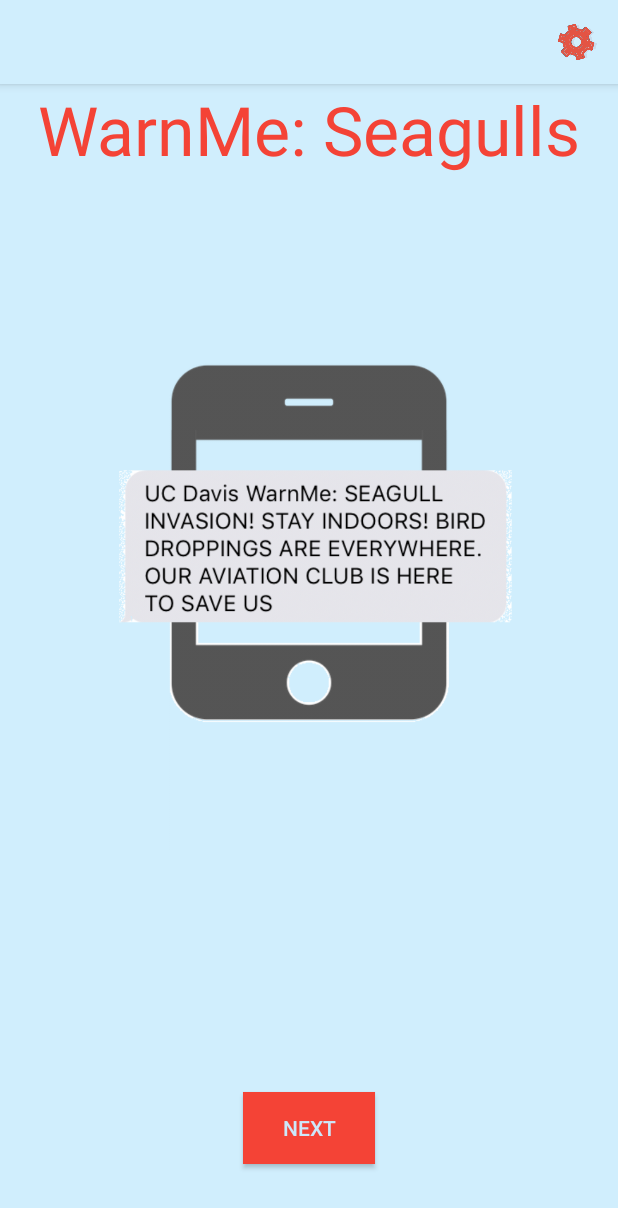
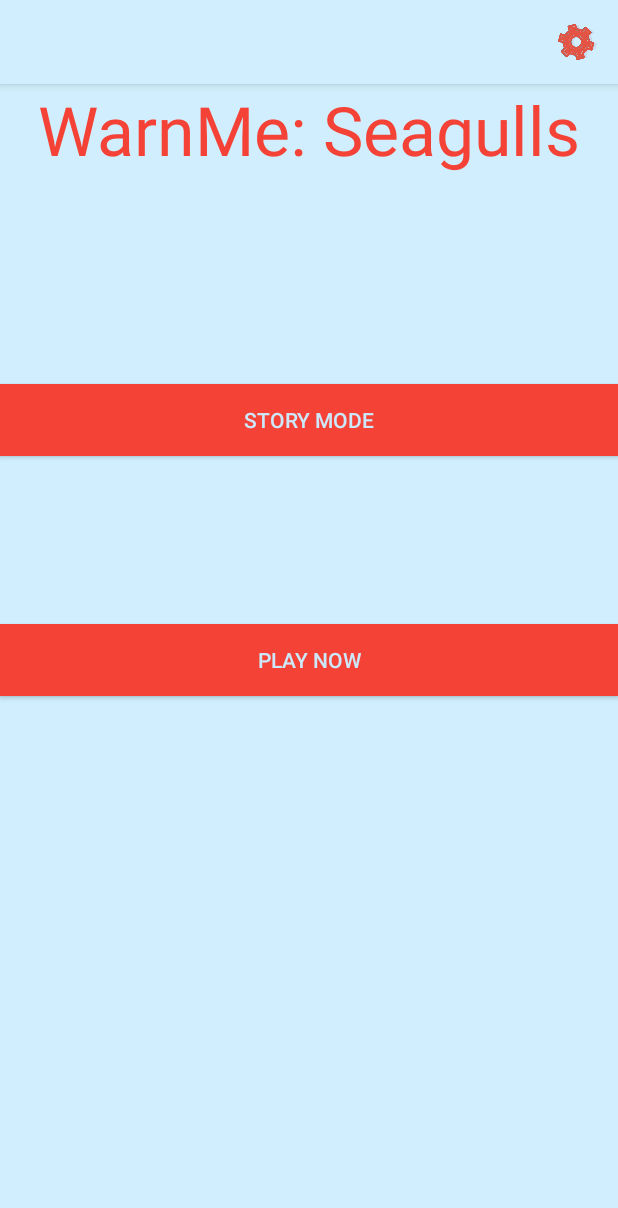
Before and after one commit to mugak/Wethebest, an Android app: the Story screen opened directly, with no data from a screen before it, on a phone screen of 412 x 824 dp. Shown: the top 1208 px of the screen. Run offline under Robolectric (Android 15) with nearby library versions, the phone set to English and light mode, and no system bars; 2 statements that could not run were skipped.

Commit message:
chnages to intro activity

```diff
--- a/SpaceInvaders/app/src/main/java/com/wethebest/spaceinvaders/Settings.java
+++ b/SpaceInvaders/app/src/main/java/com/wethebest/spaceinvaders/Settings.java
@@ -73,7 +73,7 @@ public class Settings extends AppCompatActivity {
         return super.onCreateOptionsMenu(menu);
     }
 
-    //items in menu
+    //items in
     @Override
     public boolean onOptionsItemSelected(MenuItem item) {
 
--- a/SpaceInvaders/app/src/main/res/layout-land/activity_intro.xml
+++ b/SpaceInvaders/app/src/main/res/layout-land/activity_intro.xml
@@ -6,10 +6,7 @@
     android:layout_width="wrap_content"
     android:layout_height="wrap_content"
     android:background="#D0EEFD"
-    tools:context=".UI">
-
-
-
+    tools:context=".Intro">
 
 
     <TextView
@@ -24,83 +21,42 @@
         android:textColor="#F44336"
         android:textSize="45sp" />
 
-    <ImageView
-        android:id="@+id/imageView6"
-        android:layout_width="wrap_content"
-        android:layout_height="wrap_content"
-        app:srcCompat="@drawable/messageplayer1"
-        android:visibility="invisible"
-        android:layout_centerHorizontal="true"
-        />
 
-    <ImageView
-        android:id="@+id/imageView4"
-        android:layout_width="wrap_content"
-        android:layout_height="wrap_content"
-        app:srcCompat="@drawable/dumbbird"
-        android:visibility="invisible"
-        android:layout_alignParentTop="true"
-        android:layout_centerHorizontal="true"/>
-
-    <ImageView
-        android:id="@+id/imageView3"
-        android:layout_width="wrap_content"
+    <Button
+        android:id="@+id/Play_btn"
+        android:layout_width="match_parent"
         android:layout_height="wrap_content"
         android:layout_centerHorizontal="true"
-        app:srcCompat="@drawable/phonepic2"
-        android:layout_marginTop="28dp"/>
-
-
+        android:layout_centerInParent="true"
+        android:background="#F44336"
+        android:text="Play Now"
+        android:textColor="#CDE8FA" />
 
     <Button
-        android:id="@+id/Next_btn"
-        android:layout_width="wrap_content"
+        android:id="@+id/Story_btn"
+        android:layout_width="match_parent"
         android:layout_height="wrap_content"
-        android:layout_alignBottom="@+id/imageView3"
+        android:layout_alignBottom="@+id/Play_btn"
         android:layout_centerHorizontal="true"
+        android:layout_marginBottom="-100dp"
         android:background="#F44336"
-        android:text="Next"
+        android:text="Story Mode"
         android:textColor="#CDE8FA" />
-
-
-    <TableLayout
-        android:id="@+id/tableLayout2"
-        android:layout_width="wrap_content"
-        android:layout_height="wrap_content"
-        android:layout_alignBottom="@+id/imageView3"
-        android:layout_marginBottom="10dp"
-        android:layout_centerInParent="true"
-        android:stretchColumns="0,1,2"
-        >
-
-        <TableRow
-            android:gravity="center_horizontal">
-
-            <TextView
-                android:id="@+id/PlayerName"
-                android:layout_width="wrap_content"
-                android:layout_height="wrap_content"
-                android:text="@string/player_name"
-                android:visibility="invisible"
-                android:textAppearance="@style/TextAppearance.AppCompat.Large"
-                android:textColor="#F44336"
-                android:textSize="36sp" />
-
-
-            <EditText
-                android:id="@+id/EnterName"
-                android:layout_width="wrap_content"
-                android:layout_height="wrap_content"
-                android:ems="10"
-                android:inputType="textPersonName"
-                android:visibility="invisible"
-                tools:ignore="NotSibling" />
-
-
-        </TableRow>
-    </TableLayout>
 
 
 
 
+    <EditText
+        android:id="@+id/ParentLayout"
+        android:layout_width="match_parent"
+        android:layout_height="match_parent"
+
+        android:ems="10"
+        android:inputType="textPersonName"
+        android:visibility="invisible"
+
+        />
+
+
+
 </RelativeLayout>
--- a/SpaceInvaders/app/src/main/res/layout/activity_intro.xml
+++ b/SpaceInvaders/app/src/main/res/layout/activity_intro.xml
@@ -21,59 +21,30 @@
         android:textColor="#F44336"
         android:textSize="45sp" />
 
-    <ImageView
-        android:id="@+id/imageView6"
-        android:layout_width="wrap_content"
+
+    <Button
+        android:id="@+id/Play_btn"
+        android:layout_width="match_parent"
         android:layout_height="wrap_content"
-        app:srcCompat="@drawable/messageplayer1"
-        android:visibility="invisible"
         android:layout_centerHorizontal="true"
-        />
+        android:layout_centerInParent="true"
+        android:background="#F44336"
+        android:text="Play Now"
+        android:textColor="#CDE8FA" />
 
-    <ImageView
-        android:id="@+id/imageView4"
-        android:layout_width="wrap_content"
+    <Button
+        android:id="@+id/Story_btn"
+        android:layout_width="match_parent"
         android:layout_height="wrap_content"
-        app:srcCompat="@drawable/dumbbird"
-        android:visibility="invisible"
-        android:layout_alignParentTop="true"
-        android:layout_centerHorizontal="true"/>
-
-    <ImageView
-        android:id="@+id/imageView3"
-        android:layout_width="wrap_content"
-        android:layout_height="wrap_content"
-
+        android:layout_alignBottom="@+id/Play_btn"
         android:layout_centerHorizontal="true"
-
-        app:srcCompat="@drawable/phonepic2" />
+        android:layout_marginBottom="-200dp"
+        android:background="#F44336"
+        android:text="Story Mode"
+        android:textColor="#CDE8FA" />
 
 
-    <Button
-        android:id="@+id/Next_btn"
-        android:layout_width="wrap_content"
-        android:layout_height="wrap_content"
-        android:layout_alignBottom="@+id/imageView3"
-        android:layout_centerHorizontal="true"
-        android:background="#F44336"
-        android:text="NEXT"
-        android:textColor="#CDE8FA" />
 
-    <TextView
-        android:id="@+id/PlayerName"
-        android:layout_width="wrap_content"
-        android:layout_height="wrap_content"
-        android:layout_alignBottom="@+id/imageView3"
-        android:layout_marginBottom="100dp"
-        android:layout_centerInParent="true"
-        android:text="@string/player_name"
-        android:visibility="invisible"
-
-
-        android:textAppearance="@style/TextAppearance.AppCompat.Large"
-        android:textColor="#F44336"
-
-        android:textSize="36sp" />
 
     <EditText
         android:id="@+id/ParentLayout"
@@ -86,28 +57,6 @@
 
         />
 
-    <EditText
-        android:id="@+id/EnterName"
-        android:layout_width="wrap_content"
-        android:layout_height="wrap_content"
-        android:layout_alignBottom="@+id/PlayerName"
-        android:layout_centerHorizontal="true"
-        android:layout_marginBottom="-50dp"
-        android:ems="10"
-        android:inputType="textPersonName"
-        android:visibility="invisible"/>
-
-
-    <Button
-        android:id="@+id/Enterbtn"
-        android:layout_width="wrap_content"
-        android:layout_height="wrap_content"
-        android:layout_alignBottom="@+id/EnterName"
-        android:layout_centerHorizontal="true"
-        android:layout_marginBottom="-60dp"
-        android:background="#F44336"
-        android:text="Enter"
-        android:visibility="invisible"/>
 
 
 </RelativeLayout>
```
